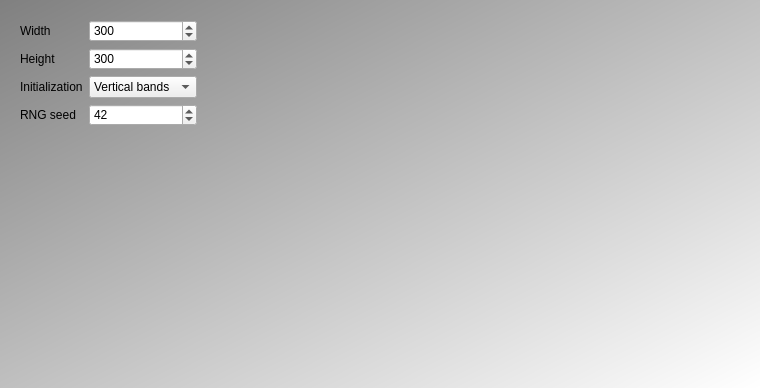
Old version of the form Tools/ToolPaperRockScissorsWithTrait/qtpaperrockscissorswithtraitmaindialog.ui in the repository richelbilderbeek/ProjectRichelBilderbeek.
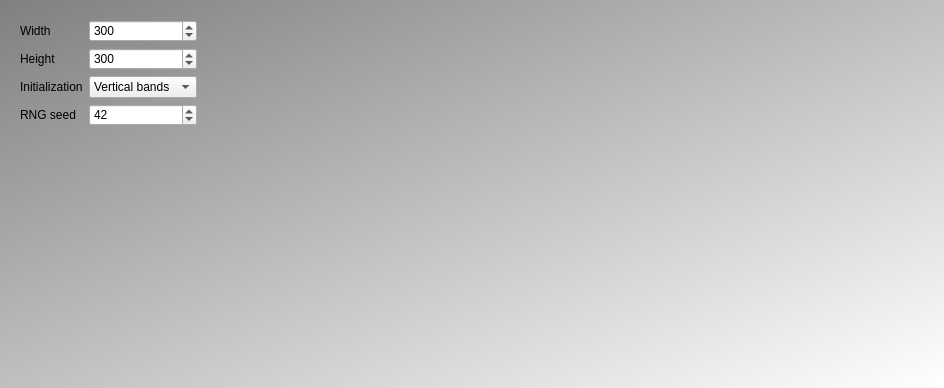
New version of the form. Custom widgets are drawn as their Qt base class.

Patch:
```diff
--- a/Tools/ToolPaperRockScissorsWithTrait/qtpaperrockscissorswithtraitmaindialog.ui
+++ b/Tools/ToolPaperRockScissorsWithTrait/qtpaperrockscissorswithtraitmaindialog.ui
@@ -6,7 +6,7 @@
    <rect>
     <x>0</x>
     <y>0</y>
-    <width>760</width>
+    <width>944</width>
     <height>388</height>
    </rect>
   </property>
```
Left out of the diff: 5 changed lines with no effect on the pictures.
